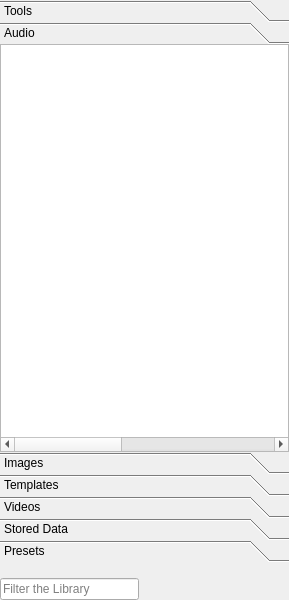
CasparCG/client, file src/Widgets/Library/LibraryWidget.ui: the form before one commit.
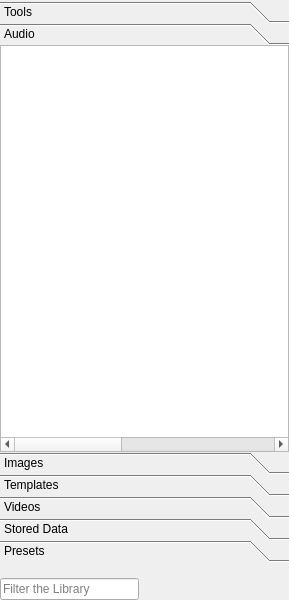
The form after the commit. The open tabs and pages were chosen to show the change. Custom widgets are drawn as their Qt base class.

The edit to the form file:
```diff
--- a/src/Widgets/Library/LibraryWidget.ui
+++ b/src/Widgets/Library/LibraryWidget.ui
@@ -23,7 +23,16 @@
    <property name="spacing">
     <number>0</number>
    </property>
-   <property name="margin">
+   <property name="leftMargin">
+    <number>0</number>
+   </property>
+   <property name="topMargin">
+    <number>1</number>
+   </property>
+   <property name="rightMargin">
+    <number>0</number>
+   </property>
+   <property name="bottomMargin">
     <number>0</number>
    </property>
    <item>
@@ -251,8 +260,8 @@
        <rect>
         <x>0</x>
         <y>0</y>
-        <width>289</width>
-        <height>415</height>
+        <width>98</width>
+        <height>71</height>
        </rect>
       </property>
       <attribute name="label">
```
Left out of the diff: 22 changed lines with no effect on the pictures.
